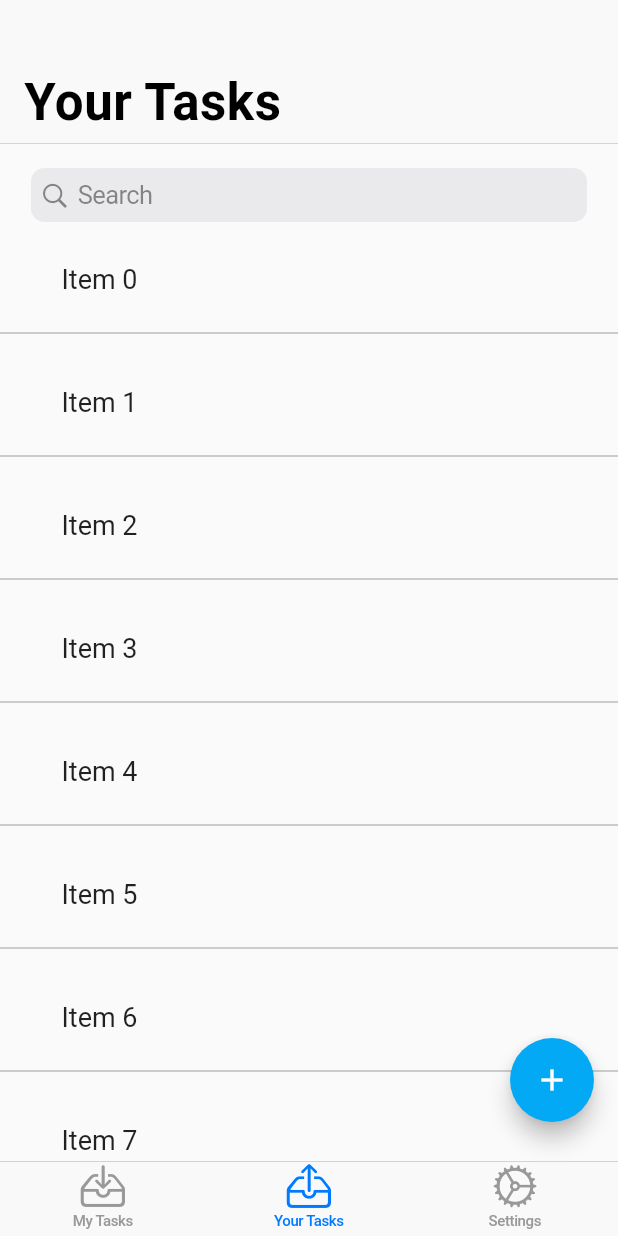
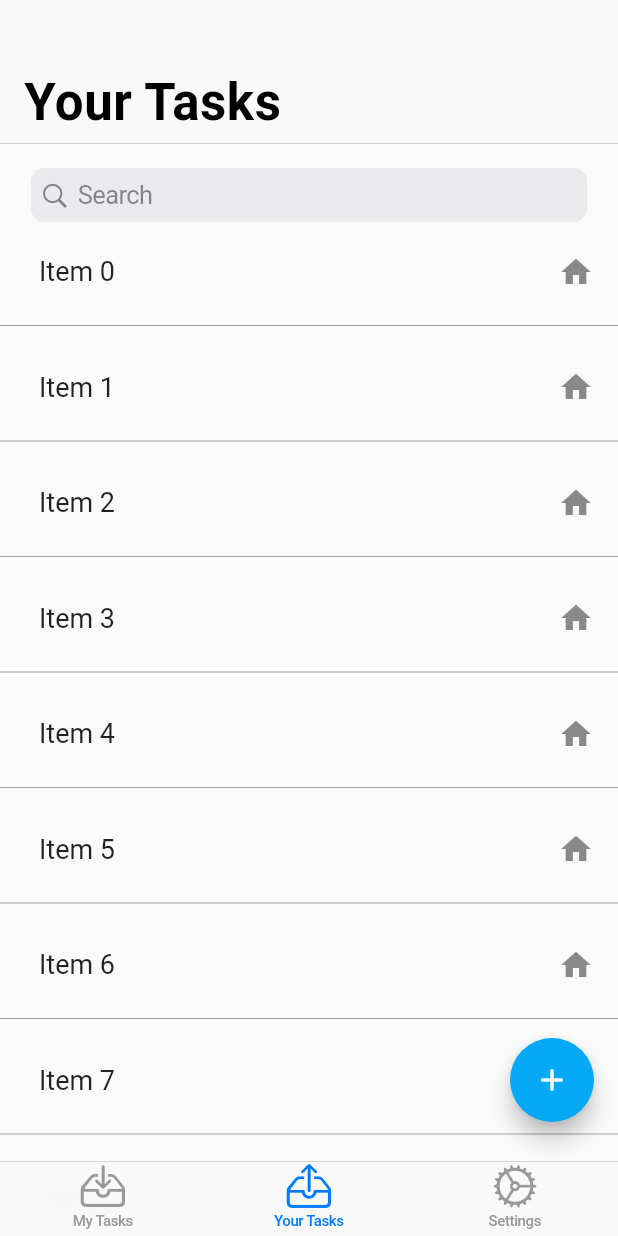
Before and after one commit to TuanHungVU1202/PeerReminder, a Flutter app: the screen it shows after launch, on a phone screen of 412 x 824 dp. Run offline on Flutter 3.47's test engine with Material 2 defaults, Android fonts, the light colour scheme and no system bars; drawn by our look-alikes of flutter_slidable; our stand-ins replace contacts_service, permission_handler; missing offline and left inert: simple_autocomplete_formfield.

Commit message:
Add default trailing icon - task category for your tasks page

```diff
--- a/peer_reminder_flutter/lib/tasks/YourTaskPage.dart
+++ b/peer_reminder_flutter/lib/tasks/YourTaskPage.dart
@@ -353,7 +353,7 @@ class TaskTile extends StatelessWidget {
   @override
   Widget build(BuildContext context) {
     return Container(
-        margin: const EdgeInsets.only(top: 10, left: 25),
+        margin: const EdgeInsets.only(top: 5, left: 10),
         child: Material(
           // Create Material widget for each ListTile
           child: ListTile(
@@ -362,6 +362,7 @@ class TaskTile extends StatelessWidget {
               _filteredTaskList[_taskIndex],
               style: _biggerFont,
             ),
+            trailing: const Icon(Icons.home),
           ),
         ));
   }
```
